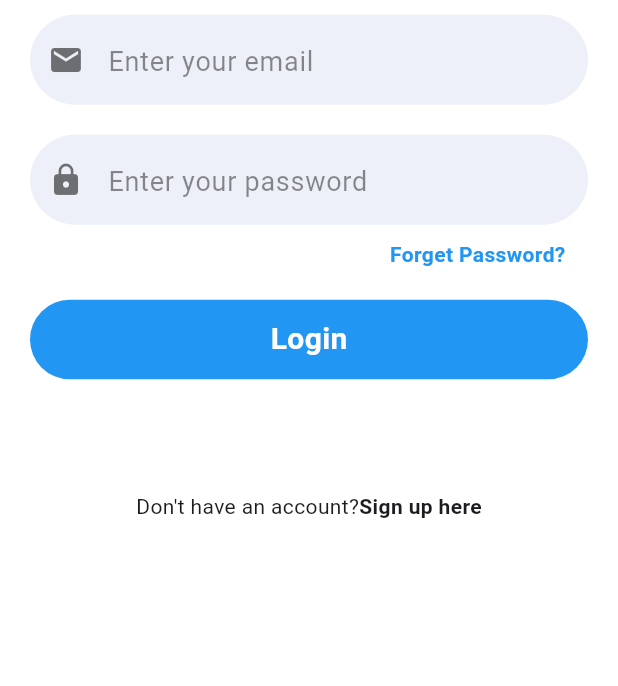
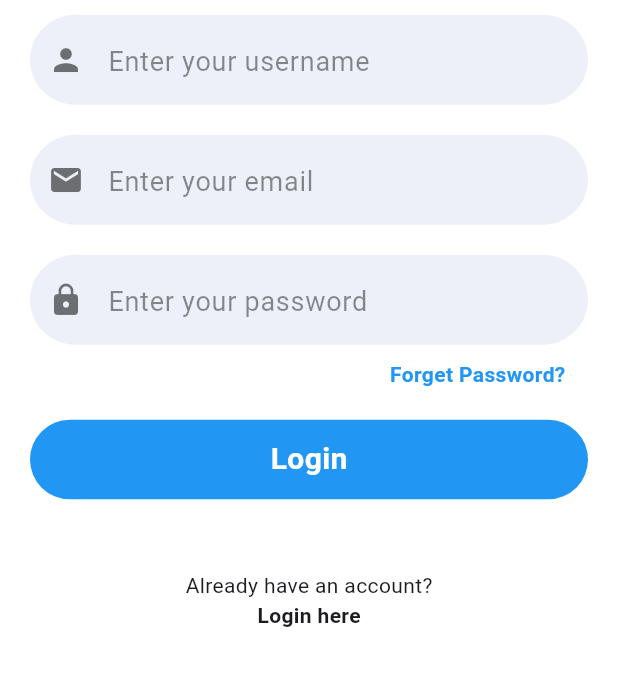
Before and after one commit to RohitSth/xploverse_flutter, a Flutter app: the screen it shows after launch, after a tap on "Sign up here", on a phone screen of 412 x 824 dp, the part 458-1144 px from its top. Run offline on Flutter 3.47's test engine with Material 3 defaults, Android fonts, the phone set to English and light mode, and no system bars; our stand-ins replace firebase_core; accounts and stored records are empty.

Commit message:
upadte :: updated the signup page ui

```diff
--- a/lib/Authentication/Screen/login.dart
+++ b/lib/Authentication/Screen/login.dart
@@ -1,4 +1,5 @@
 import 'package:flutter/material.dart';
+import 'package:flutter_xploverse/Authentication/Screen/signup.dart';
 import 'package:flutter_xploverse/Authentication/Widgets/button.dart';
 import 'package:flutter_xploverse/Authentication/Widgets/text_field.dart';
 
@@ -10,7 +11,7 @@ class LoginScreen extends StatefulWidget {
 }
 
 class _LoginScreenState extends State<LoginScreen> {
-  // for controller
+  // controller
   final TextEditingController emailController = TextEditingController();
   final TextEditingController passwordController = TextEditingController();
 
@@ -54,8 +55,8 @@ class _LoginScreenState extends State<LoginScreen> {
                 onTap: () {},
                 text: 'Login',
               ),
-              SizedBox(height: height / 15),
-              Row(
+              SizedBox(height: height / 30),
+              Column(
                 mainAxisAlignment: MainAxisAlignment.center,
                 children: [
                   const Text(
@@ -63,7 +64,12 @@ class _LoginScreenState extends State<LoginScreen> {
                     style: TextStyle(fontSize: 14),
                   ),
                   GestureDetector(
-                      onTap: () {},
+                      onTap: () {
+                        Navigator.push(
+                            context,
+                            MaterialPageRoute(
+                                builder: (context) => const SignUpScreen()));
+                      },
                       child: const Text(
                         "Sign up here",
                         style: TextStyle(
--- a/lib/Authentication/Screen/signup.dart
+++ b/lib/Authentication/Screen/signup.dart
@@ -1,80 +1,88 @@
 import 'package:flutter/material.dart';
 import 'package:flutter_xploverse/Authentication/Screen/login.dart';
-import 'package:flutter_xploverse/Authentication/Widgets/form_container_widget.dart';
+import 'package:flutter_xploverse/Authentication/Widgets/button.dart';
+import 'package:flutter_xploverse/Authentication/Widgets/text_field.dart';
 
-class SignupScreen extends StatelessWidget {
-  const SignupScreen({super.key});
+class SignUpScreen extends StatefulWidget {
+  const SignUpScreen({super.key});
 
   @override
+  State<SignUpScreen> createState() => _SignUpScreenState();
+}
+
+class _SignUpScreenState extends State<SignUpScreen> {
+  // controller
+  final TextEditingController emailController = TextEditingController();
+  final TextEditingController passwordController = TextEditingController();
+  final TextEditingController usernameController = TextEditingController();
+  @override
   Widget build(BuildContext context) {
+    double height = MediaQuery.of(context).size.height;
     return Scaffold(
-        appBar: AppBar(
-          title: Text("Sign Up"),
+        backgroundColor: Colors.white,
+        body: SafeArea(
+            child: SizedBox(
+          child: Column(
+            crossAxisAlignment: CrossAxisAlignment.center,
+            children: [
+              SizedBox(
+                width: double.infinity,
+                height: height / 2.7,
+                child: Image.asset("images/LogoXp.jpg"),
               ),
-        body: Center(
-            child: Padding(
-                padding: const EdgeInsets.symmetric(horizontal: 15),
-                child: Column(
+              TextFieldInput(
+                  textEditingController: usernameController,
+                  hintText: "Enter your username",
+                  icon: Icons.person),
+              TextFieldInput(
+                  textEditingController: emailController,
+                  hintText: "Enter your email",
+                  icon: Icons.email),
+              TextFieldInput(
+                  textEditingController: passwordController,
+                  hintText: "Enter your password",
+                  icon: Icons.lock),
+              const Padding(
+                padding: EdgeInsets.symmetric(horizontal: 35),
+                child: Align(
+                  alignment: Alignment.centerRight,
+                  child: Text(
+                    "Forget Password?",
+                    style: TextStyle(
+                        fontWeight: FontWeight.bold,
+                        fontSize: 14,
+                        color: Colors.blue),
+                  ),
+                ),
+              ),
+              MyButtons(
+                onTap: () {},
+                text: 'Login',
+              ),
+              SizedBox(height: height / 30),
+              Column(
                 mainAxisAlignment: MainAxisAlignment.center,
                 children: [
-                    Text(
-                      "Sign Up",
-                      style:
-                          TextStyle(fontSize: 16, fontWeight: FontWeight.bold),
+                  const Text(
+                    "Already have an account?",
+                    style: TextStyle(fontSize: 14),
                   ),
-                    SizedBox(
-                      height: 30,
-                    ),
-                    FormContainerWidget(
-                      hintText: "Username",
-                      isPasswordField: false,
-                    ),
-                    SizedBox(
-                      height: 10,
-                    ),
-                    FormContainerWidget(
-                      hintText: "Email",
-                      isPasswordField: false,
-                    ),
-                    SizedBox(
-                      height: 10,
-                    ),
-                    FormContainerWidget(
-                      hintText: "Password",
-                      isPasswordField: true,
-                    ),
-                    SizedBox(
-                      height: 30,
-                    ),
-                    Container(
-                        width: double.infinity,
-                        height: 40,
-                        decoration: BoxDecoration(
-                            color: Colors.blue,
-                            borderRadius: BorderRadius.circular(10)),
-                        child: Center(
-                            child: Text("Sign Up",
-                                style: TextStyle(
-                                    color: Colors.white,
-                                    fontWeight: FontWeight.bold)))),
-                    SizedBox(height: 20),
-                    Row(mainAxisAlignment: MainAxisAlignment.center, children: [
-                      Text("Already have an acoount?"),
-                      SizedBox(width: 5),
                   GestureDetector(
                       onTap: () {
-                          Navigator.pushAndRemoveUntil(
+                        Navigator.push(
                             context,
                             MaterialPageRoute(
-                                  builder: (context) => LoginScreen()), (route) => false);
+                                builder: (context) => const LoginScreen()));
                       },
-                        child: Text("Login",
+                      child: const Text(
+                        "Login here",
                         style: TextStyle(
-                                color: Colors.blue,
-                                fontWeight: FontWeight.bold)),
+                            fontWeight: FontWeight.bold, fontSize: 14),
+                      )),
+                ],
               )
-                    ])
             ],
-                ))));
+          ),
+        )));
   }
 }
```
Lines whose indentation alone changed are shown as unchanged.
